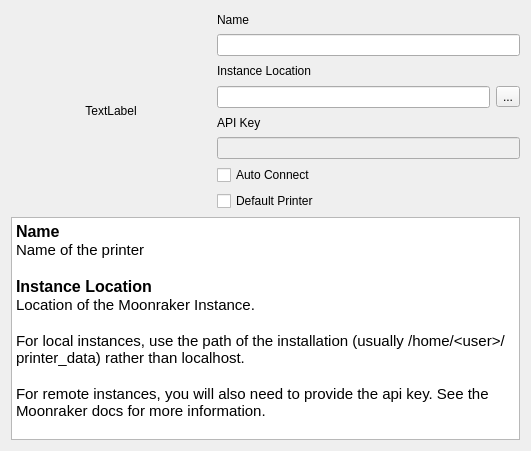
Qt form pages/settings/add_printer/addprinterpage.ui (DigitalArtifex/Flo) before a commit.
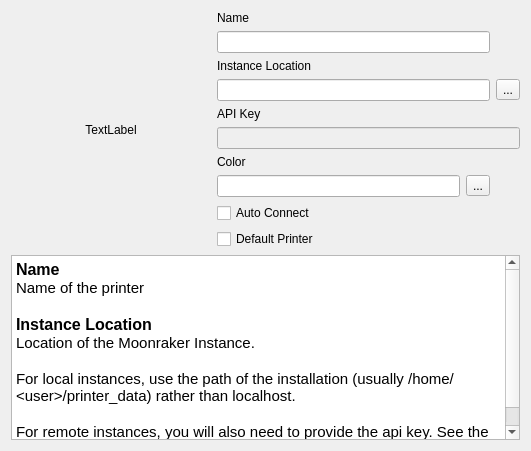
The same form after that commit.

What changed in the file:
```diff
--- a/pages/settings/add_printer/addprinterpage.ui
+++ b/pages/settings/add_printer/addprinterpage.ui
@@ -14,7 +14,21 @@
    <string>WizardPage</string>
   </property>
   <layout class="QGridLayout" name="gridLayout">
-   <item row="0" column="0" rowspan="8">
+   <item row="0" column="1" colspan="2">
+    <widget class="QLabel" name="label">
+     <property name="text">
+      <string>Name</string>
+     </property>
+    </widget>
+   </item>
+   <item row="6" column="1">
+    <widget class="QLabel" name="label_4">
+     <property name="text">
+      <string>Color</string>
+     </property>
+    </widget>
+   </item>
+   <item row="0" column="0" rowspan="10">
     <widget class="QLabel" name="printerIconLabel">
      <property name="minimumSize">
       <size>
@@ -36,16 +50,40 @@
      </property>
     </widget>
    </item>
-   <item row="0" column="1" colspan="2">
-    <widget class="QLabel" name="label">
+   <item row="9" column="1" colspan="2">
+    <widget class="QCheckBox" name="defaultPrinterCheckBox">
      <property name="text">
-      <string>Name</string>
+      <string>Default Printer</string>
+     </property>
+    </widget>
+   </item>
+   <item row="7" column="2">
+    <widget class="QToolButton" name="colorPickerButton">
+     <property name="text">
+      <string>...</string>
+     </property>
+    </widget>
+   </item>
+   <item row="8" column="1">
+    <widget class="QCheckBox" name="autoConnectCheckBox">
+     <property name="text">
+      <string>Auto Connect</string>
+     </property>
+    </widget>
+   </item>
+   <item row="4" column="1">
+    <widget class="QLabel" name="label_3">
+     <property name="text">
+      <string>API Key</string>
      </property>
     </widget>
    </item>
    <item row="1" column="1" colspan="2">
     <widget class="QLineEdit" name="nameEdit"/>
    </item>
+   <item row="7" column="1">
+    <widget class="QLineEdit" name="colorEdit"/>
+   </item>
    <item row="2" column="1">
     <widget class="QLabel" name="label_2">
      <property name="text">
@@ -53,45 +91,14 @@
      </property>
     </widget>
    </item>
-   <item row="3" column="1">
-    <widget class="QLineEdit" name="instanceEdit"/>
-   </item>
-   <item row="3" column="2">
-    <widget class="QToolButton" name="browseFilesButton">
+   <item row="7" column="3">
+    <widget class="QLabel" name="colorDisplayLabel">
      <property name="text">
-      <string>...</string>
+      <string/>
      </property>
     </widget>
    </item>
-   <item row="4" column="1">
-    <widget class="QLabel" name="label_3">
-     <property name="text">
-      <string>API Key</string>
-     </property>
-    </widget>
-   </item>
-   <item row="5" column="1" colspan="2">
-    <widget class="QLineEdit" name="keyEdit">
-     <property name="enabled">
-      <bool>false</bool>
-     </property>
-    </widget>
-   </item>
-   <item row="6" column="1">
-    <widget class="QCheckBox" name="autoConnectCheckBox">
-     <property name="text">
-      <string>Auto Connect</string>
-     </property>
-    </widget>
-   </item>
-   <item row="7" column="1" colspan="2">
-    <widget class="QCheckBox" name="defaultPrinterCheckBox">
-     <property name="text">
-      <string>Default Printer</string>
-     </property>
-    </widget>
-   </item>
-   <item row="8" column="0" colspan="3">
+   <item row="10" column="0" colspan="4">
     <widget class="QTextEdit" name="helpTextEdit">
      <property name="readOnly">
       <bool>true</bool>
@@ -116,6 +123,23 @@
      </property>
     </widget>
    </item>
+   <item row="5" column="1" colspan="3">
+    <widget class="QLineEdit" name="keyEdit">
+     <property name="enabled">
+      <bool>false</bool>
+     </property>
+    </widget>
+   </item>
+   <item row="3" column="3">
+    <widget class="QToolButton" name="browseFilesButton">
+     <property name="text">
+      <string>...</string>
+     </property>
+    </widget>
+   </item>
+   <item row="3" column="1" colspan="2">
+    <widget class="QLineEdit" name="instanceEdit"/>
+   </item>
   </layout>
  </widget>
  <resources/>
```
